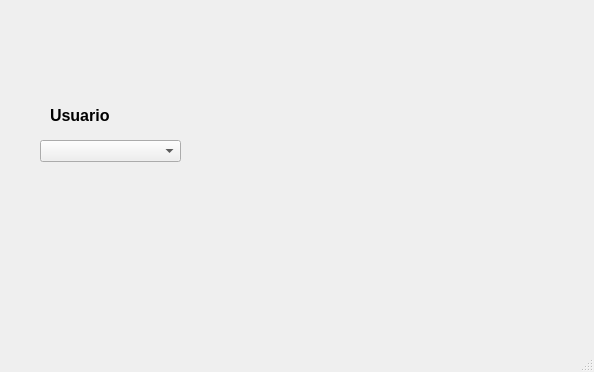
Old version of the form Unidad 2/P3_ComboBox.ui in the repository Rezbel/PROGRAMACION-DE-INTERFACES-Y-PUERTOS.
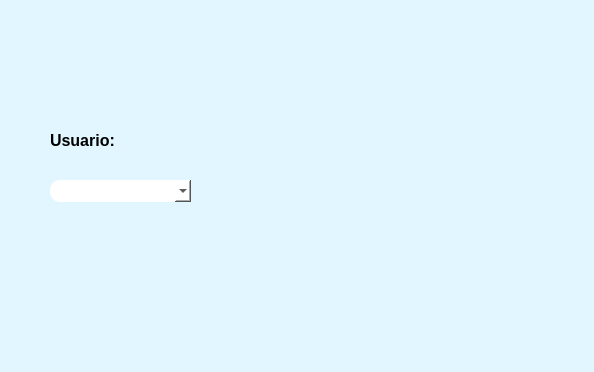
New version of the form. Icons and pictures are not drawn.

The edit to the form file:
```diff
--- a/Unidad 2/P3_ComboBox.ui
+++ b/Unidad 2/P3_ComboBox.ui
@@ -13,14 +13,17 @@
   <property name="windowTitle">
    <string>MainWindow</string>
   </property>
+  <property name="styleSheet">
+   <string notr="true">background-color: rgb(225, 246, 255);</string>
+  </property>
   <widget class="QWidget" name="centralwidget">
    <widget class="QLabel" name="label">
     <property name="geometry">
      <rect>
       <x>10</x>
       <y>0</y>
-      <width>91</width>
-      <height>61</height>
+      <width>161</width>
+      <height>131</height>
      </rect>
     </property>
     <property name="text">
@@ -36,10 +39,10 @@
    <widget class="QLabel" name="label_2">
     <property name="geometry">
      <rect>
-      <x>490</x>
+      <x>420</x>
       <y>10</y>
-      <width>91</width>
-      <height>51</height>
+      <width>141</width>
+      <height>121</height>
      </rect>
     </property>
     <property name="text">
@@ -55,10 +58,10 @@
    <widget class="QLabel" name="label_3">
     <property name="geometry">
      <rect>
-      <x>490</x>
-      <y>290</y>
-      <width>81</width>
-      <height>41</height>
+      <x>440</x>
+      <y>220</y>
+      <width>131</width>
+      <height>111</height>
      </rect>
     </property>
     <property name="text">
@@ -75,9 +78,9 @@
     <property name="geometry">
      <rect>
       <x>50</x>
-      <y>100</y>
-      <width>61</width>
-      <height>31</height>
+      <y>120</y>
+      <width>91</width>
+      <height>41</height>
      </rect>
     </property>
     <property name="text">
@@ -87,8 +90,8 @@
    <widget class="QLabel" name="label_11">
     <property name="geometry">
      <rect>
-      <x>300</x>
-      <y>90</y>
+      <x>260</x>
+      <y>130</y>
       <width>131</width>
       <height>111</height>
      </rect>
@@ -106,12 +109,16 @@
    <widget class="QComboBox" name="comboBox">
     <property name="geometry">
      <rect>
-      <x>40</x>
-      <y>140</y>
+      <x>50</x>
+      <y>180</y>
       <width>141</width>
       <height>22</height>
      </rect>
     </property>
+    <property name="styleSheet">
+     <string notr="true">border-radius: 10px;
+background-color: rgb(255, 255, 255);</string>
+    </property>
    </widget>
   </widget>
   <widget class="QMenuBar" name="menubar">
```
Left out of the diff: 10 changed lines with no effect on the pictures.
